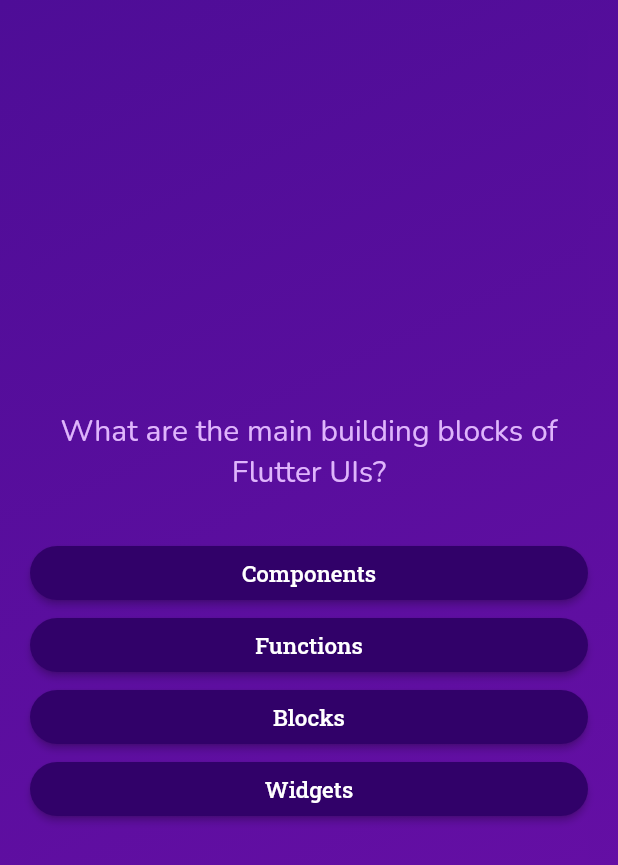
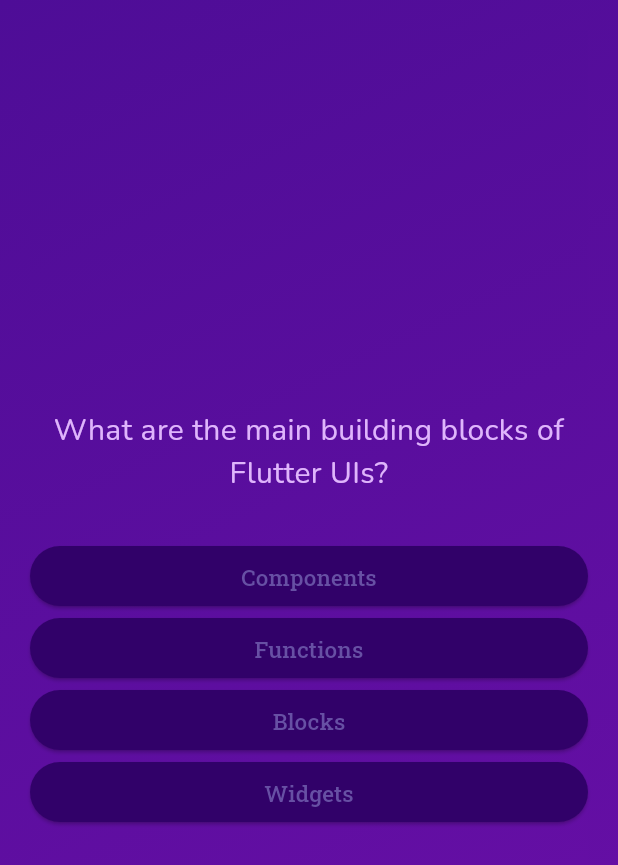
Before and after one commit to KenebiObi/quiz_app, a Flutter app: the screen it shows after launch, after a tap on "Start Quiz", on a phone screen of 412 x 824 dp. Shown: the top 865 px of the screen. Run offline on Flutter 3.47's test engine with Material 2 defaults, Android fonts, the phone set to English and light mode, and no system bars; our stand-ins replace google_fonts.

Commit message:
Done making changes

```diff
--- a/lib/models/quiz_question.dart
+++ b/lib/models/quiz_question.dart
@@ -1,5 +1,3 @@
-import 'package:flutter/material.dart';
-
 class QuizQuestion {
   const QuizQuestion(
     this.question,
--- a/lib/quiz_app.dart
+++ b/lib/quiz_app.dart
@@ -72,6 +72,7 @@ class _QuizApptate extends State<QuizApp> {
     }
 
     return MaterialApp(
+      theme: ThemeData(useMaterial3: true),
       debugShowCheckedModeBanner: false,
       home: Scaffold(
         body: Container(
```
